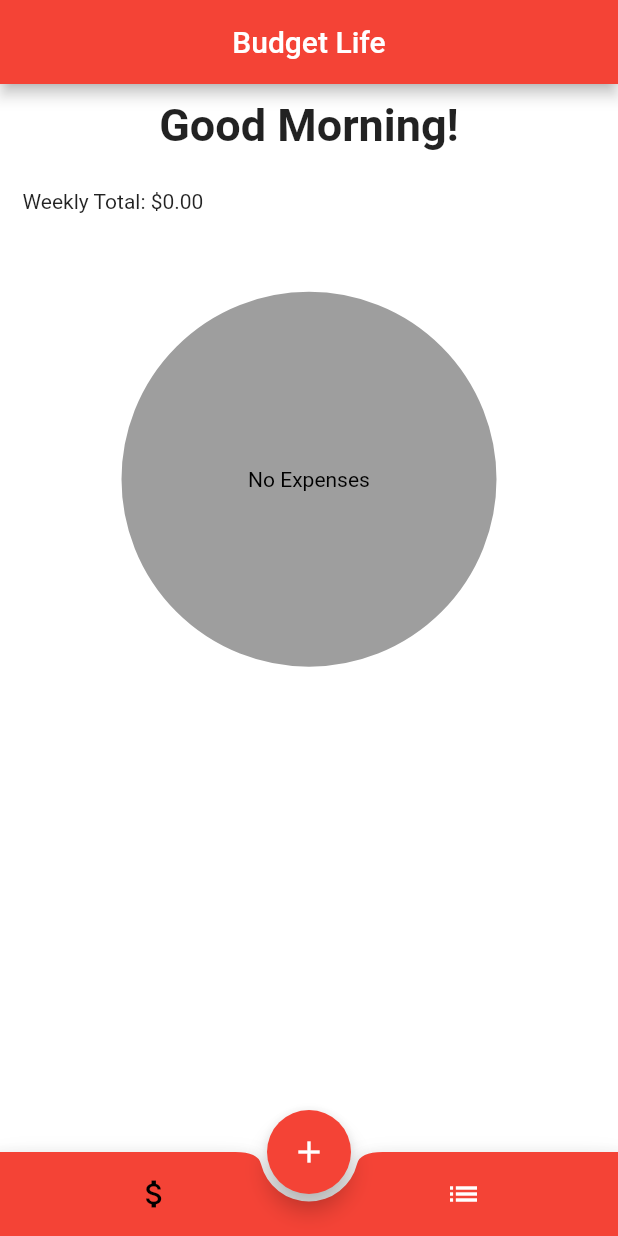
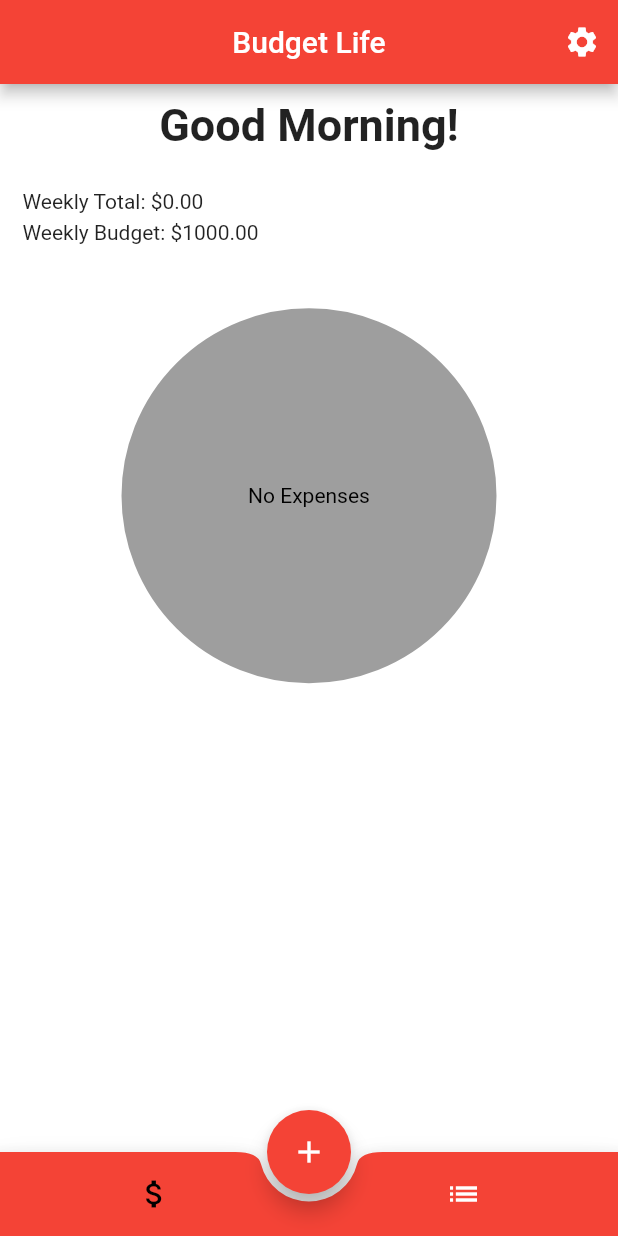
Before and after one commit to mwkuse/Budget-Life, a Flutter app: the screen it shows after launch, on a phone screen of 412 x 824 dp. Run offline on Flutter 3.47's test engine with Material 2 defaults, Android fonts, the phone set to English and light mode, and no system bars; drawn by our look-alikes of fl_chart; our stand-ins replace flutter_slidable, hive, hive_flutter; accounts and stored records are empty.

Commit message:
Allow user to set weekly budget

```diff
--- a/budgetlife/lib/budget_life_data.dart
+++ b/budgetlife/lib/budget_life_data.dart
@@ -39,6 +39,14 @@ class HiveDatabase {
     return expenseData;
   }
 
+  void saveWeeklyBudget(double weeklyBudget) {
+    _hiveBox.put("weeklyBudget", weeklyBudget);
+  }
+
+  double? getWeeklyBudget() {
+    return _hiveBox.get("weeklyBudget");
+  }
+
   // To Do List
   void saveToDoData(List<ToDoEntry> allToDos) {
     List<List<dynamic>> formattedToDos = [];
--- a/budgetlife/lib/expense_display.dart
+++ b/budgetlife/lib/expense_display.dart
@@ -35,7 +35,7 @@ class ExpenseDisplay extends StatelessWidget {
           crossAxisAlignment: CrossAxisAlignment.start,
           children: [
             Text(
-              '${dateTime.day} / ${dateTime.month} / ${dateTime.year}',
+              '${dateTime.month} / ${dateTime.day} / ${dateTime.year}',
               style: const TextStyle(fontSize: 12),
             ),
             Text(type, style: const TextStyle(fontWeight: FontWeight.bold)),
--- a/budgetlife/lib/expense_list.dart
+++ b/budgetlife/lib/expense_list.dart
@@ -6,6 +6,7 @@ class ExpenseList extends ChangeNotifier {
   final expenseDataBase = HiveDatabase();
   // Create List of Expenses
   List<Expense> expenseList = [];
+  double weeklyBudget = 1000;
 
   // Return List of Expenses
   List<Expense> getExpenseList() {
@@ -84,6 +85,17 @@ class ExpenseList extends ChangeNotifier {
     }
     return dailyExpenseSummary;
   }
+
+  void setWeeklyBudget(double newBudget) {
+    weeklyBudget = newBudget;
+    notifyListeners();
+    expenseDataBase.saveWeeklyBudget(weeklyBudget);
+  }
+
+  void initWeeklyBudget() {
+    weeklyBudget = expenseDataBase.getWeeklyBudget() ?? 1000;
+    notifyListeners();
+  }
 }
 
 // Convert a DateTime Object to a String (yyyy/mm/dd)
--- a/budgetlife/lib/expense_report.dart
+++ b/budgetlife/lib/expense_report.dart
@@ -6,10 +6,12 @@ import 'package:budgetlife/expense_list.dart';
 
 class ExpenseReport extends StatelessWidget {
   final DateTime weekStart;
+  final double weeklyBudget;
 
   const ExpenseReport({
     super.key,
     required this.weekStart,
+    required this.weeklyBudget,
   });
 
   double getMaxExpense(
@@ -80,12 +82,21 @@ class ExpenseReport extends StatelessWidget {
       builder: (context, value, child) => Column(
         children: [
           Padding(
-            padding: const EdgeInsets.all(15),
+            padding: const EdgeInsets.fromLTRB(15, 15, 15, 5),
             child: Row(
               children: [
                 const Text('Weekly Total: '),
                 Text(
                     '\$${getWeekTotal(value, sunday, monday, tuesday, wednesday, thursday, friday, saturday)}'),
+              ],
+            ),
+          ),
+          Padding(
+            padding: const EdgeInsets.fromLTRB(15, 0, 15, 5),
+            child: Row(
+              children: [
+                const Text('Weekly Budget: '),
+                Text('\$${weeklyBudget.toStringAsFixed(2)}'),
               ],
             ),
           ),
@@ -104,8 +115,7 @@ class ExpenseReport extends StatelessWidget {
                 SizedBox(
                   width: screenWidth,
                   child: BarGraph(
-                    maxY: getMaxExpense(value, sunday, monday, tuesday,
-                        wednesday, thursday, friday, saturday),
+                    maxY: weeklyBudget,
                     sunTotal: value.calculateDailyExpenseSummary()[sunday] ?? 0,
                     monTotal: value.calculateDailyExpenseSummary()[monday] ?? 0,
                     tuesTotal:
--- a/budgetlife/lib/pie_chart.dart
+++ b/budgetlife/lib/pie_chart.dart
@@ -128,8 +128,8 @@ class PieChartWidget extends StatelessWidget {
                   mainAxisSize: MainAxisSize.min,
                   children: [
                     Container(
-                      width: 5,
-                      height: 5,
+                      width: 8,
+                      height: 8,
                       color: getColor(index),
                     ),
                     const SizedBox(
--- a/budgetlife/lib/todo_landing.dart
+++ b/budgetlife/lib/todo_landing.dart
@@ -118,6 +118,7 @@ class _ToDoHomePageState extends State<ToDoHomePage> {
                     removeToDo(value.getToDoList()[index]),
               ),
             ),
+            const SizedBox(height: 35),
           ],
         ),
         bottomNavigationBar: BottomAppBar(
```
Also changed, not shown: budgetlife/lib/bar_graph.dart (+10 -4 lines), budgetlife/lib/landing.dart (+90 -5 lines), budgetlife/lib/todo_display.dart (+36 -6 lines), budgetlife/lib/todo_list.dart (+5 -4 lines), budgetlife/pubspec.lock.
